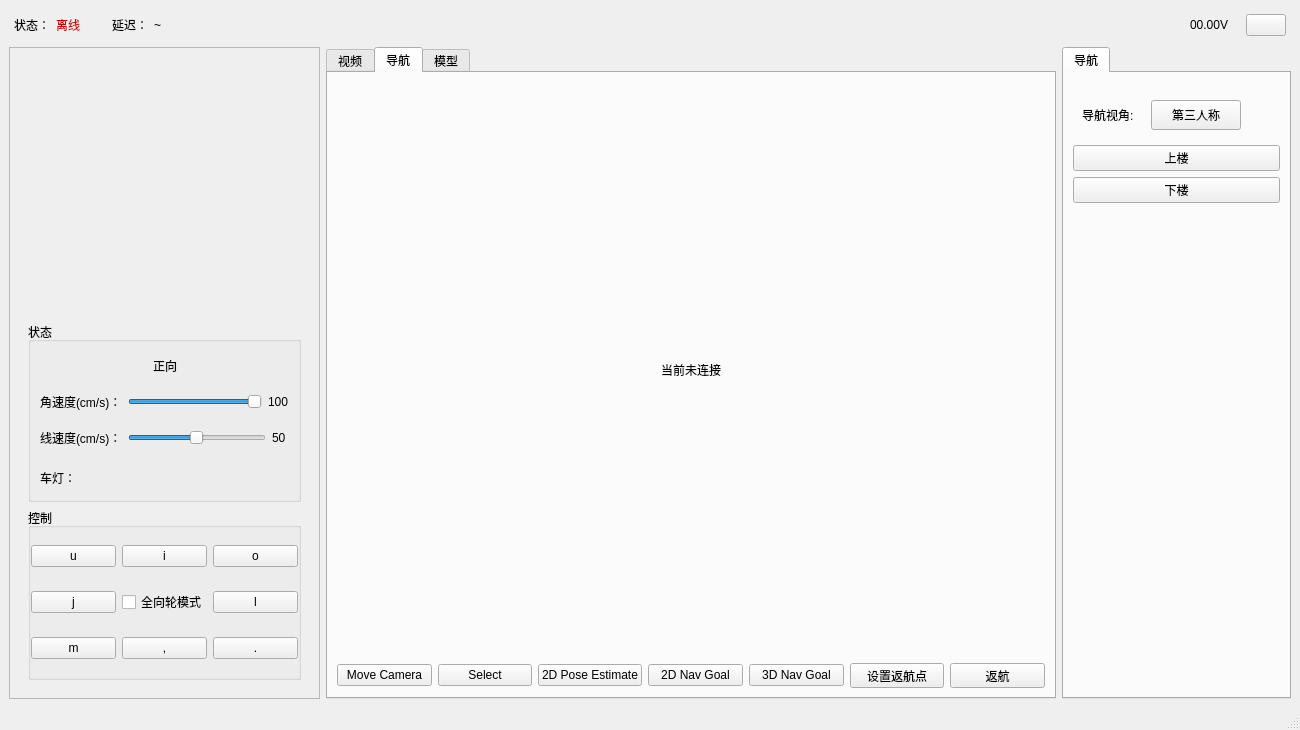
The window that ui/main_window.ui (hou080146/Ros_Qt_Rviz_GUI) describes before a commit, drawn with Qt 5.
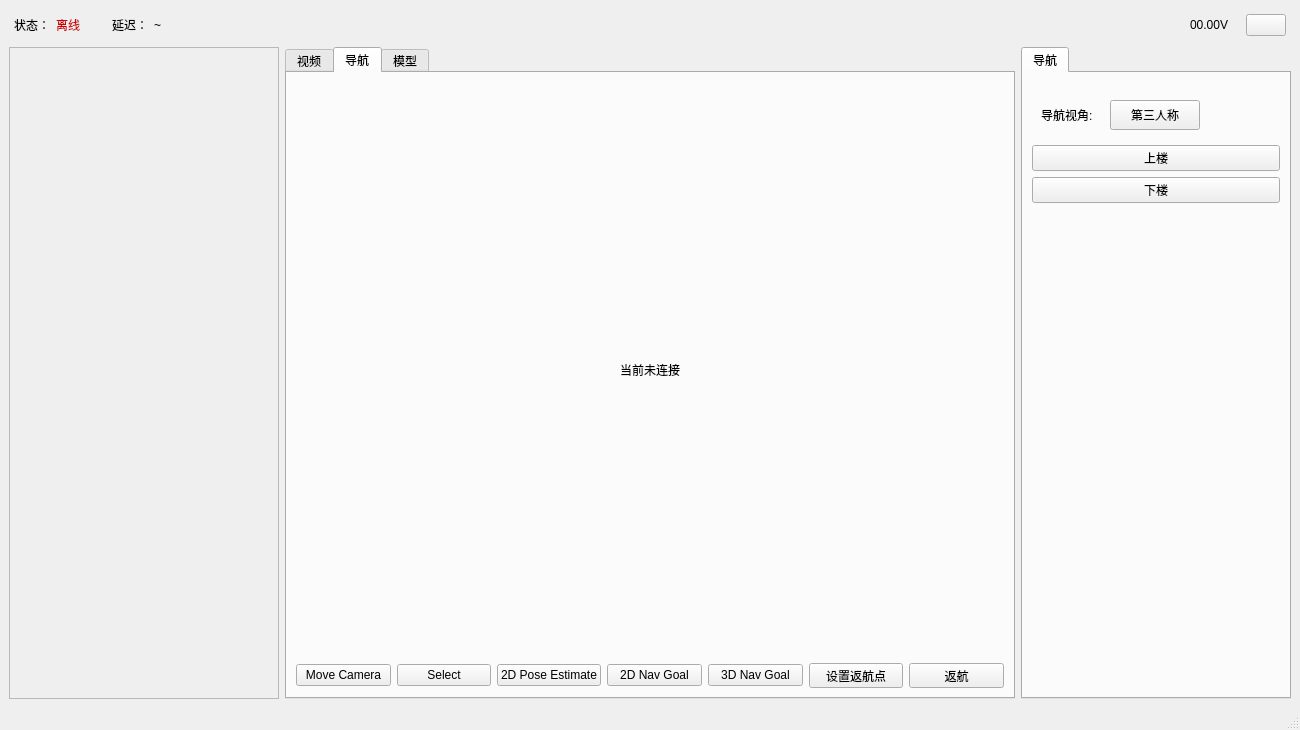
The same window after the commit. Icons and pictures are not drawn.

Commit message: 删除左侧功能栏所有项目

Diff of the .ui file:
```diff
--- a/ui/main_window.ui
+++ b/ui/main_window.ui
@@ -215,330 +215,7 @@
         <property name="frameShadow">
          <enum>QFrame::Raised</enum>
         </property>
-        <layout class="QVBoxLayout" name="verticalLayout_3">
-         <item>
-          <widget class="QWidget" name="widget_3" native="true">
-           <layout class="QVBoxLayout" name="verticalLayout_2">
-            <item>
-             <widget class="QWidget" name="widget_speed_x" native="true">
-              <property name="minimumSize">
-               <size>
-                <width>250</width>
-                <height>250</height>
-               </size>
-              </property>
-              <property name="maximumSize">
-               <size>
-                <width>270</width>
-                <height>270</height>
-               </size>
-              </property>
-             </widget>
-            </item>
-            <item>
-             <widget class="QGroupBox" name="groupBox_6">
-              <property name="title">
-               <string>状态</string>
-              </property>
-              <layout class="QVBoxLayout" name="verticalLayout">
-               <property name="spacing">
-                <number>0</number>
-               </property>
-               <property name="leftMargin">
-                <number>0</number>
-               </property>
-               <property name="topMargin">
-                <number>6</number>
-               </property>
-               <property name="rightMargin">
-                <number>0</number>
-               </property>
-               <property name="bottomMargin">
-                <number>0</number>
-               </property>
-               <item>
-                <widget class="QWidget" name="widget001" native="true">
-                 <layout class="QHBoxLayout" name="horizontalLayout">
-                  <item>
-                   <spacer name="horizontalSpacer_6">
-                    <property name="orientation">
-                     <enum>Qt::Horizontal</enum>
-                    </property>
-                    <property name="sizeHint" stdset="0">
-                     <size>
-                      <width>68</width>
-                      <height>17</height>
-                     </size>
-                    </property>
-                   </spacer>
-                  </item>
-                  <item>
-                   <widget class="QLabel" name="label_dir_x">
-                    <property name="maximumSize">
-                     <size>
-                      <width>30</width>
-                      <height>30</height>
-                     </size>
-                    </property>
-                    <property name="text">
-                     <string>正向</string>
-                    </property>
-                   </widget>
-                  </item>
-                  <item>
-                   <spacer name="horizontalSpacer_7">
-                    <property name="orientation">
-                     <enum>Qt::Horizontal</enum>
-                    </property>
-                    <property name="sizeHint" stdset="0">
-                     <size>
-                      <width>68</width>
-                      <height>17</height>
-                     </size>
-                    </property>
-                   </spacer>
-                  </item>
-                 </layout>
-                </widget>
-               </item>
-               <item>
-                <widget class="QWidget" name="widget002" native="true">
-                 <layout class="QHBoxLayout" name="horizontalLayout_4">
-                  <item>
-                   <widget class="QLabel" name="label_14">
-                    <property name="text">
-                     <string>角速度(cm/s)：</string>
-                    </property>
-                   </widget>
-                  </item>
-                  <item>
-                   <widget class="QSlider" name="horizontalSlider_raw">
-                    <property name="minimum">
-                     <number>1</number>
-                    </property>
-                    <property name="maximum">
-                     <number>100</number>
-                    </property>
-                    <property name="value">
-                     <number>100</number>
-                    </property>
-                    <property name="orientation">
-                     <enum>Qt::Horizontal</enum>
-                    </property>
-                   </widget>
-                  </item>
-                  <item>
-                   <widget class="QLabel" name="label_raw">
-                    <property name="text">
-                     <string>100</string>
-                    </property>
-                   </widget>
-                  </item>
-                 </layout>
-                </widget>
-               </item>
-               <item>
-                <widget class="QWidget" name="widget003" native="true">
-                 <layout class="QHBoxLayout" name="horizontalLayout_5">
-                  <item>
-                   <widget class="QLabel" name="label_9">
-                    <property name="text">
-                     <string>线速度(cm/s)：</string>
-                    </property>
-                   </widget>
-                  </item>
-                  <item>
-                   <widget class="QSlider" name="horizontalSlider_linear">
-                    <property name="minimum">
-                     <number>1</number>
-                    </property>
-                    <property name="maximum">
-                     <number>100</number>
-                    </property>
-                    <property name="singleStep">
-                     <number>1</number>
-                    </property>
-                    <property name="value">
-                     <number>50</number>
-                    </property>
-                    <property name="orientation">
-                     <enum>Qt::Horizontal</enum>
-                    </property>
-                   </widget>
-                  </item>
-                  <item>
-                   <widget class="QLabel" name="label_linear">
-                    <property name="maximumSize">
-                     <size>
-                      <width>30</width>
-                      <height>16777215</height>
-                     </size>
-                    </property>
-                    <property name="text">
-                     <string>50 </string>
-                    </property>
-                   </widget>
-                  </item>
-                 </layout>
-                </widget>
-               </item>
-               <item>
-                <widget class="QWidget" name="widget04" native="true">
-                 <layout class="QHBoxLayout" name="horizontalLayout_6">
-                  <item>
-                   <widget class="QLabel" name="label_4">
-                    <property name="minimumSize">
-                     <size>
-                      <width>103</width>
-                      <height>0</height>
-                     </size>
-                    </property>
-                    <property name="text">
-                     <string>车灯：</string>
-                    </property>
-                   </widget>
-                  </item>
-                  <item>
-                   <spacer name="horizontalSpacer_2">
-                    <property name="orientation">
-                     <enum>Qt::Horizontal</enum>
-                    </property>
-                    <property name="sizeHint" stdset="0">
-                     <size>
-                      <width>40</width>
-                      <height>20</height>
-                     </size>
-                    </property>
-                   </spacer>
-                  </item>
-                  <item>
-                   <widget class="QWidget" name="btn_light_widget" native="true">
-                    <property name="minimumSize">
-                     <size>
-                      <width>70</width>
-                      <height>25</height>
-                     </size>
-                    </property>
-                    <property name="maximumSize">
-                     <size>
-                      <width>70</width>
-                      <height>25</height>
-                     </size>
-                    </property>
-                   </widget>
-                  </item>
-                  <item>
-                   <spacer name="horizontalSpacer_3">
-                    <property name="orientation">
-                     <enum>Qt::Horizontal</enum>
-                    </property>
-                    <property name="sizeHint" stdset="0">
-                     <size>
-                      <width>40</width>
-                      <height>20</height>
-                     </size>
-                    </property>
-                   </spacer>
-                  </item>
-                 </layout>
-                </widget>
-               </item>
-              </layout>
-             </widget>
-            </item>
-            <item>
-             <widget class="QGroupBox" name="groupBox_2">
-              <property name="title">
-               <string>控制</string>
-              </property>
-              <layout class="QGridLayout" name="gridLayout">
-               <property name="leftMargin">
-                <number>0</number>
-               </property>
-               <property name="topMargin">
-                <number>0</number>
-               </property>
-               <property name="rightMargin">
-                <number>0</number>
-               </property>
-               <property name="bottomMargin">
-                <number>0</number>
-               </property>
-               <item row="0" column="2">
-                <widget class="QPushButton" name="pushButton_o">
-                 <property name="text">
-                  <string>o</string>
-                 </property>
-                </widget>
-               </item>
-               <item row="2" column="2">
-                <widget class="QPushButton" name="pushButton_backr">
-                 <property name="text">
-                  <string>.</string>
-                 </property>
-                </widget>
-               </item>
-               <item row="1" column="1">
-                <widget class="QCheckBox" name="checkBox_use_all">
-                 <property name="font">
-                  <font>
-                   <pointsize>9</pointsize>
-                  </font>
-                 </property>
-                 <property name="text">
-                  <string>全向轮模式</string>
-                 </property>
-                </widget>
-               </item>
-               <item row="2" column="1">
-                <widget class="QPushButton" name="pushButton_back">
-                 <property name="text">
-                  <string>,</string>
-                 </property>
-                </widget>
-               </item>
-               <item row="0" column="0">
-                <widget class="QPushButton" name="pushButton_u">
-                 <property name="text">
-                  <string>u</string>
-                 </property>
-                </widget>
-               </item>
-               <item row="1" column="2">
-                <widget class="QPushButton" name="pushButton_l">
-                 <property name="text">
-                  <string>l</string>
-                 </property>
-                </widget>
-               </item>
-               <item row="0" column="1">
-                <widget class="QPushButton" name="pushButton_i">
-                 <property name="text">
-                  <string>i</string>
-                 </property>
-                </widget>
-               </item>
-               <item row="2" column="0">
-                <widget class="QPushButton" name="pushButton_m">
-                 <property name="text">
-                  <string>m</string>
-                 </property>
-                </widget>
-               </item>
-               <item row="1" column="0">
-                <widget class="QPushButton" name="pushButton_j">
-                 <property name="text">
-                  <string>j</string>
-                 </property>
-                </widget>
-               </item>
-              </layout>
-             </widget>
-            </item>
-           </layout>
-          </widget>
-         </item>
-        </layout>
+        <layout class="QVBoxLayout" name="verticalLayout_3"/>
        </widget>
       </item>
       <item>
```
The commit also changes 2 other files.
